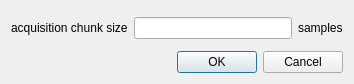
First picture: the form in display_dlg.ui, repository portfors-lab/sparkle, before the edit.
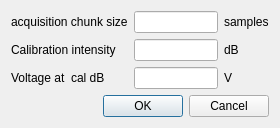
Second picture: the form after the edit.

Commit message: progress on calibration curve. Saves FFT data and prints reject list

```diff
--- a/display_dlg.ui
+++ b/display_dlg.ui
@@ -6,8 +6,8 @@
    <rect>
     <x>0</x>
     <y>0</y>
-    <width>354</width>
-    <height>84</height>
+    <width>280</width>
+    <height>121</height>
    </rect>
   </property>
   <property name="windowTitle">
@@ -15,24 +15,58 @@
   </property>
   <layout class="QVBoxLayout" name="verticalLayout">
    <item>
-    <layout class="QHBoxLayout" name="horizontalLayout">
-     <item>
+    <layout class="QGridLayout" name="gridLayout">
+     <item row="0" column="0">
       <widget class="QLabel" name="label">
        <property name="text">
         <string>acquisition chunk size</string>
        </property>
       </widget>
      </item>
-     <item>
+     <item row="0" column="1">
       <widget class="QLineEdit" name="chunksz_lnedt"/>
      </item>
-     <item>
+     <item row="0" column="2">
       <widget class="QLabel" name="label_2">
        <property name="text">
         <string>samples</string>
        </property>
       </widget>
      </item>
+     <item row="1" column="0">
+      <widget class="QLabel" name="label_3">
+       <property name="text">
+        <string>Calibration intensity</string>
+       </property>
+      </widget>
+     </item>
+     <item row="1" column="1">
+      <widget class="QLineEdit" name="caldb_lnedt"/>
+     </item>
+     <item row="1" column="2">
+      <widget class="QLabel" name="label_6">
+       <property name="text">
+        <string>dB</string>
+       </property>
+      </widget>
+     </item>
+     <item row="2" column="0">
+      <widget class="QLabel" name="label_4">
+       <property name="text">
+        <string>Voltage at  cal dB</string>
+       </property>
+      </widget>
+     </item>
+     <item row="2" column="1">
+      <widget class="QLineEdit" name="calV_lnedt"/>
+     </item>
+     <item row="2" column="2">
+      <widget class="QLabel" name="label_5">
+       <property name="text">
+        <string>V</string>
+       </property>
+      </widget>
+     </item>
     </layout>
    </item>
    <item>
```
The commit also changes 3 other files.
